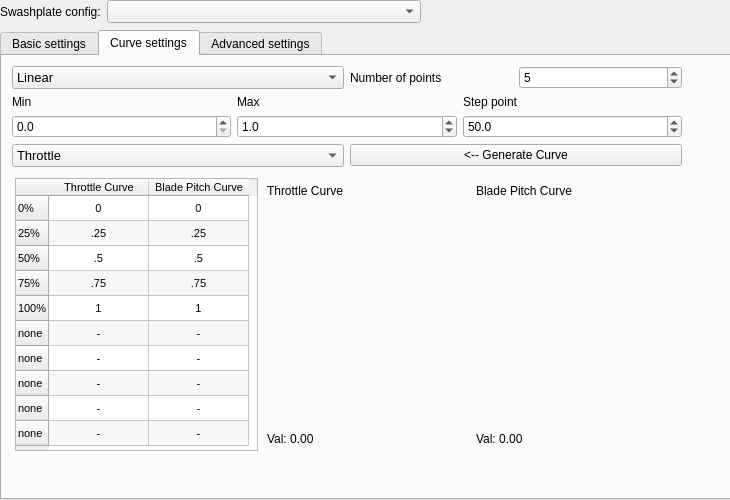
Qt form ground/src/plugins/config/ccpm.ui (openpilot/OpenPilot) before a commit.
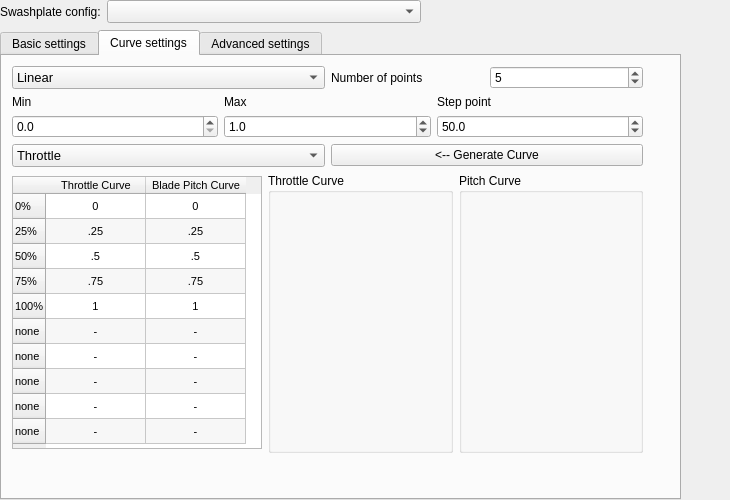
The same form after that commit. The open tabs and pages were chosen to show the change. Custom widgets are drawn as their Qt base class.

Commit message: Updates to ccpm mixer ui. the curve settings now update the MixerCurveWidgets when generated or manually edited.

```diff
--- a/ground/src/plugins/config/ccpm.ui
+++ b/ground/src/plugins/config/ccpm.ui
@@ -33,19 +33,19 @@
     <rect>
      <x>0</x>
      <y>30</y>
-     <width>731</width>
+     <width>681</width>
      <height>470</height>
     </rect>
    </property>
    <property name="sizePolicy">
-    <sizepolicy hsizetype="MinimumExpanding" vsizetype="MinimumExpanding">
+    <sizepolicy hsizetype="Minimum" vsizetype="Minimum">
      <horstretch>0</horstretch>
      <verstretch>0</verstretch>
     </sizepolicy>
    </property>
    <property name="minimumSize">
     <size>
-     <width>692</width>
+     <width>660</width>
      <height>419</height>
     </size>
    </property>
@@ -875,8 +875,8 @@
       <rect>
        <x>10</x>
        <y>10</y>
-       <width>670</width>
-       <height>390</height>
+       <width>631</width>
+       <height>387</height>
       </rect>
      </property>
      <layout class="QVBoxLayout" name="verticalLayout_2">
@@ -1052,9 +1052,15 @@
        </layout>
       </item>
       <item>
-       <layout class="QHBoxLayout" name="horizontalLayout_3">
-        <item>
+       <layout class="QGridLayout" name="gridLayout_5">
+        <item row="0" column="0">
          <widget class="QTableWidget" name="CurveSettings">
+          <property name="sizePolicy">
+           <sizepolicy hsizetype="MinimumExpanding" vsizetype="MinimumExpanding">
+            <horstretch>0</horstretch>
+            <verstretch>0</verstretch>
+           </sizepolicy>
+          </property>
           <property name="minimumSize">
            <size>
             <width>243</width>
@@ -1063,7 +1069,7 @@
           </property>
           <property name="maximumSize">
            <size>
-            <width>243</width>
+            <width>250</width>
             <height>273</height>
            </size>
           </property>
@@ -1324,23 +1330,38 @@
           </item>
          </widget>
         </item>
-        <item>
+        <item row="0" column="1">
          <layout class="QVBoxLayout" name="verticalLayout_20">
           <item>
            <layout class="QHBoxLayout" name="horizontalLayout_17">
             <item>
-             <widget class="QLabel" name="label_39">
-              <property name="text">
+             <widget class="QGroupBox" name="ThrottleCurveBox">
+              <property name="sizePolicy">
+               <sizepolicy hsizetype="MinimumExpanding" vsizetype="MinimumExpanding">
+                <horstretch>0</horstretch>
+                <verstretch>0</verstretch>
+               </sizepolicy>
+              </property>
+              <property name="minimumSize">
+               <size>
+                <width>160</width>
+                <height>0</height>
+               </size>
+              </property>
+              <property name="title">
                <string>Throttle Curve</string>
               </property>
-             </widget>
-            </item>
-           </layout>
-          </item>
-          <item>
            <widget class="MixerCurveWidget" name="ThrottleCurve" native="true">
+               <property name="geometry">
+                <rect>
+                 <x>5</x>
+                 <y>20</y>
+                 <width>150</width>
+                 <height>150</height>
+                </rect>
+               </property>
             <property name="sizePolicy">
-             <sizepolicy hsizetype="MinimumExpanding" vsizetype="MinimumExpanding">
+                <sizepolicy hsizetype="Expanding" vsizetype="Expanding">
               <horstretch>0</horstretch>
               <verstretch>0</verstretch>
              </sizepolicy>
@@ -1358,31 +1379,36 @@
              </size>
             </property>
            </widget>
-          </item>
-          <item>
-           <widget class="QLabel" name="customThrottleCurve1Value">
-            <property name="text">
-             <string>Val: 0.00</string>
-            </property>
            </widget>
           </item>
          </layout>
         </item>
-        <item>
+         </layout>
+        </item>
+        <item row="0" column="2">
          <layout class="QVBoxLayout" name="verticalLayout_21">
           <item>
            <layout class="QHBoxLayout" name="horizontalLayout_18">
             <item>
-             <widget class="QLabel" name="label_41">
-              <property name="text">
-               <string>Blade Pitch Curve</string>
+             <widget class="QGroupBox" name="PitchCurveBox">
+              <property name="sizePolicy">
+               <sizepolicy hsizetype="MinimumExpanding" vsizetype="MinimumExpanding">
+                <horstretch>0</horstretch>
+                <verstretch>0</verstretch>
+               </sizepolicy>
               </property>
-             </widget>
-            </item>
-           </layout>
-          </item>
-          <item>
+              <property name="title">
+               <string>Pitch Curve</string>
+              </property>
            <widget class="MixerCurveWidget" name="PitchCurve" native="true">
+               <property name="geometry">
+                <rect>
+                 <x>10</x>
+                 <y>20</y>
+                 <width>150</width>
+                 <height>150</height>
+                </rect>
+               </property>
             <property name="sizePolicy">
              <sizepolicy hsizetype="MinimumExpanding" vsizetype="MinimumExpanding">
               <horstretch>0</horstretch>
@@ -1402,13 +1428,9 @@
              </size>
             </property>
            </widget>
-          </item>
-          <item>
-           <widget class="QLabel" name="customThrottleCurve2Value">
-            <property name="text">
-             <string>Val: 0.00</string>
-            </property>
-           </widget>
+             </widget>
+            </item>
+           </layout>
           </item>
          </layout>
         </item>
```
Left out of the diff: 69 changed lines with no effect on the pictures. Lines whose indentation alone changed are shown as unchanged. The commit also changes 2 other files.
